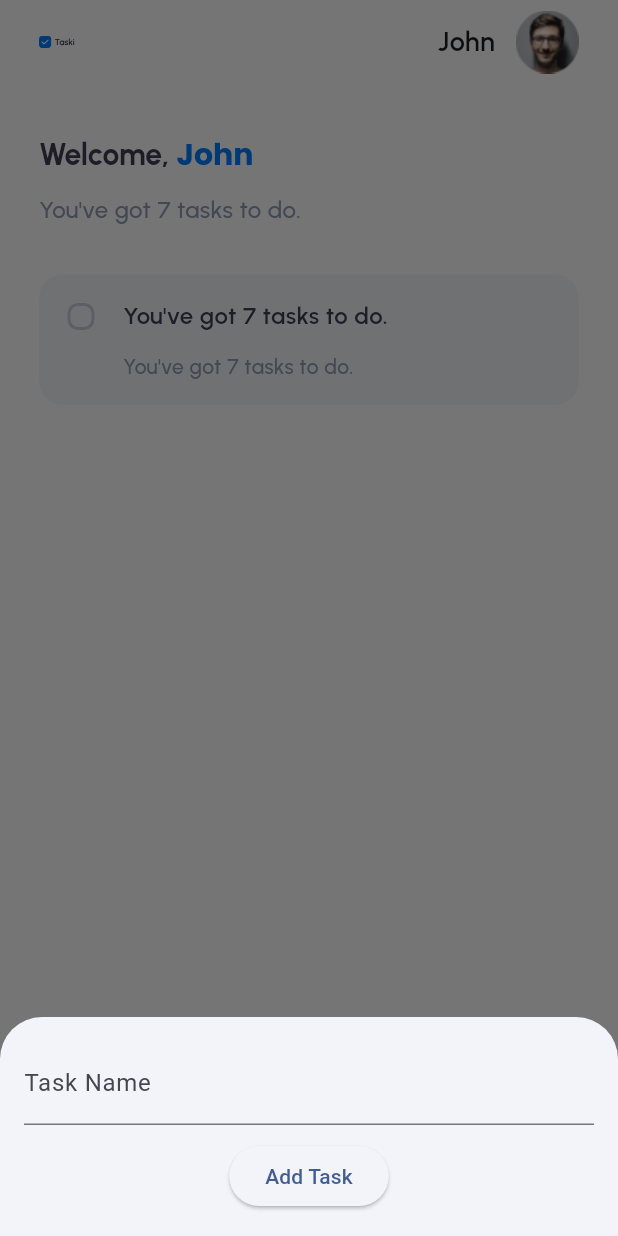
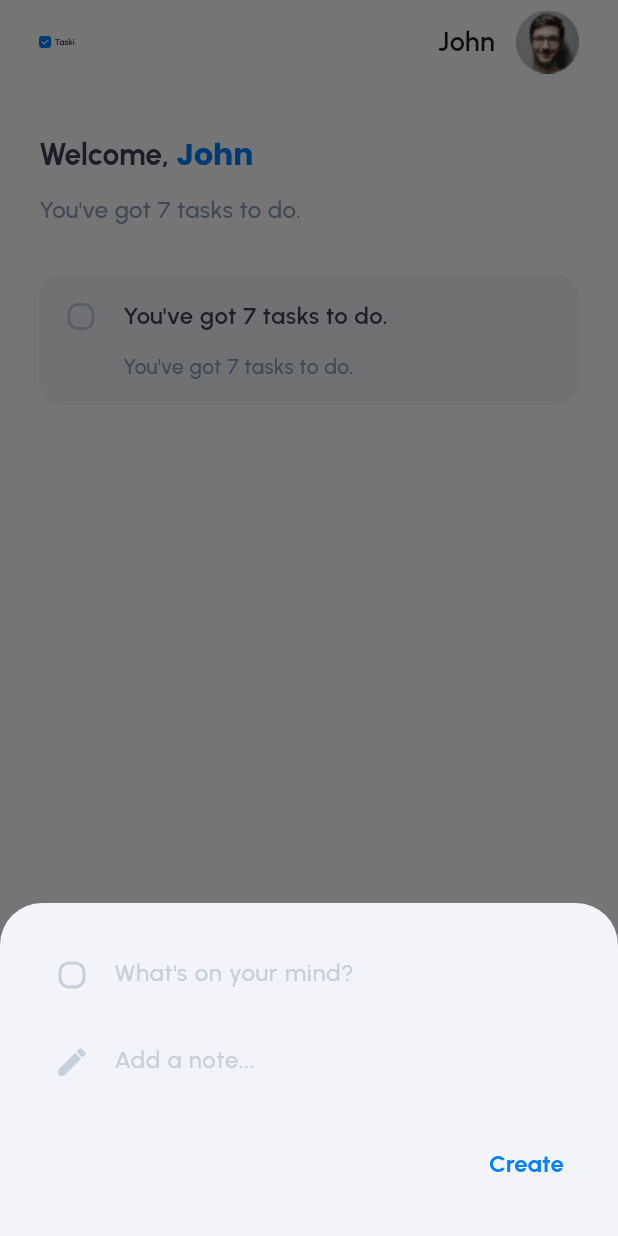
Before and after one commit to bxedy/todo_app, a Flutter app: the screen it shows after launch, item 2 of the bottom bar chosen, on a phone screen of 412 x 824 dp. Run offline on Flutter 3.47's test engine with Material 3 defaults, Android fonts, the phone set to English and light mode, and no system bars; our stand-ins replace flutter_svg, google_fonts.

Commit message:
feat: Estiliza bottom sheet de criar ToDo

```diff
--- /dev/null
+++ b/lib/features/tasks/presentation/components/create_task_bottom_sheet.dart
@@ -0,0 +1,89 @@
+import 'package:flutter/material.dart';
+import 'package:todo_app/core/ui/app_colors.dart';
+import 'package:google_fonts/google_fonts.dart';
+
+class CreateTaskBottomSheet extends StatelessWidget {
+  const CreateTaskBottomSheet({super.key});
+
+  static void show(BuildContext context) {
+    showModalBottomSheet(
+      context: context,
+      isScrollControlled: true,
+      builder: (_) => const CreateTaskBottomSheet(),
+    );
+  }
+
+  @override
+  Widget build(BuildContext context) {
+    return Padding(
+      padding: const EdgeInsets.all(24),
+      child: Column(
+        mainAxisSize: MainAxisSize.min,
+        crossAxisAlignment: CrossAxisAlignment.end,
+        children: [
+          TextField(
+            decoration: InputDecoration(
+              hintText: 'What\'s on your mind?',
+              hintStyle: GoogleFonts.urbanist(
+                color: AppColors.mutedAzure,
+                fontWeight: FontWeight.w500,
+                fontSize: 16,
+              ),
+              prefixIcon: SizedBox(
+                width: 24,
+                height: 24,
+                child: Checkbox(
+                  side: const BorderSide(
+                    color: AppColors.mutedAzure,
+                    width: 2,
+                  ),
+                  activeColor: AppColors.blue,
+                  value: false,
+                  shape: RoundedRectangleBorder(
+                    borderRadius: BorderRadius.circular(7),
+                  ),
+                  onChanged: (value) {},
+                ),
+              ),
+              border: InputBorder.none,
+              contentPadding: const EdgeInsets.symmetric(vertical: 10.0),
+            ),
+          ),
+          const SizedBox(height: 10),
+          TextField(
+            decoration: InputDecoration(
+              hintText: 'Add a note...',
+              hintStyle: GoogleFonts.urbanist(
+                color: AppColors.mutedAzure,
+                fontWeight: FontWeight.w500,
+                fontSize: 16,
+              ),
+              prefixIcon: const Icon(
+                Icons.edit,
+                color: AppColors.mutedAzure,
+                size: 24,
+              ),
+              border: InputBorder.none,
+              contentPadding: const EdgeInsets.symmetric(vertical: 10.0),
+            ),
+          ),
+          const SizedBox(height: 20),
+          TextButton(
+            onPressed: () {
+              Navigator.pop(context);
+            },
+            child: Text(
+              'Create',
+              style: GoogleFonts.urbanist(
+                color: AppColors.blue,
+                fontWeight: FontWeight.w700,
+                fontSize: 16,
+              ),
+            ),
+          ),
+          SizedBox(height: MediaQuery.of(context).viewInsets.bottom),
+        ],
+      ),
+    );
+  }
+}
--- a/lib/features/tasks/presentation/tasks_screen.dart
+++ b/lib/features/tasks/presentation/tasks_screen.dart
@@ -1,6 +1,7 @@
 import 'package:flutter/material.dart';
 import 'package:todo_app/core/ui/app_assets.dart';
 import 'package:todo_app/core/ui/app_colors.dart';
+import 'package:todo_app/features/tasks/presentation/components/create_task_bottom_sheet.dart';
 import 'package:todo_app/features/tasks/presentation/tabs/done_tasks/done_tasks_tab.dart';
 import 'package:todo_app/features/tasks/presentation/tabs/search_tasks/search_tasks_tab.dart';
 import 'package:todo_app/features/tasks/presentation/tabs/todo_tasks/todo_tasks_tab.dart';
@@ -25,37 +26,12 @@ class _TasksScreenState extends State<TasksScreen> {
 
   void _onTabTapped(int index) {
     if (index == 1) {
-      _showCreateBottomSheet();
+      CreateTaskBottomSheet.show(context);
     } else {
       currentIndexNotifier.value = index;
     }
   }
 
-  void _showCreateBottomSheet() {
-    showModalBottomSheet(
-      context: context,
-      builder: (context) {
-        return Padding(
-          padding: const EdgeInsets.all(16.0),
-          child: Column(
-            mainAxisSize: MainAxisSize.min,
-            children: [
-              const TextField(
-                decoration: InputDecoration(labelText: 'Task Name'),
-              ),
-              const SizedBox(height: 10),
-              ElevatedButton(
-                onPressed: () {
-                  Navigator.pop(context);
-                },
-                child: const Text('Add Task'),
-              ),
-            ],
-          ),
-        );
-      },
-    );
-  }
 
   @override
   Widget build(BuildContext context) {
--- a/pubspec.yaml
+++ b/pubspec.yaml
@@ -10,12 +10,13 @@ dependencies:
   flutter:
     sdk: flutter
   flutter_svg: ^2.0.10+1
+  google_fonts: ^6.2.1
 
 dev_dependencies:
   flutter_test:
     sdk: flutter
   flutter_lints: ^3.0.0
-  google_fonts: ^6.2.1
+
 
 flutter:
   uses-material-design: true
```
Also changed, not shown: pubspec.lock.
